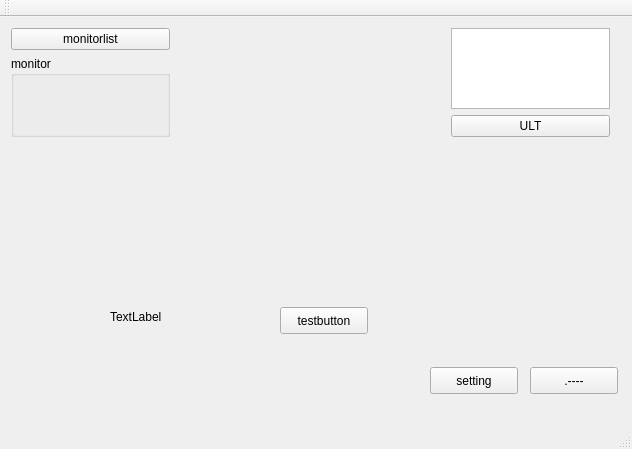
misaka12543/devicemonitor, file mainwindow.ui: the form before one commit.
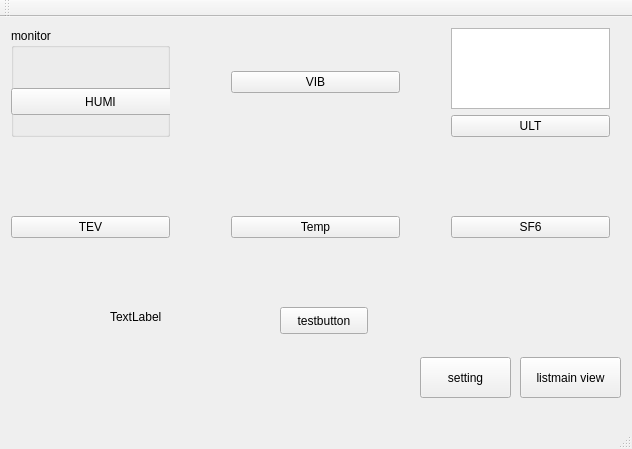
The form after the commit.

The edit to the form file:
```diff
--- a/mainwindow.ui
+++ b/mainwindow.ui
@@ -33,27 +33,33 @@
      </rect>
     </property>
     <layout class="QVBoxLayout" name="verticalLayout">
-     <item>
-      <widget class="QPushButton" name="pushButton">
-       <property name="enabled">
-        <bool>true</bool>
-       </property>
-       <property name="sizePolicy">
-        <sizepolicy hsizetype="Minimum" vsizetype="Maximum">
-         <horstretch>0</horstretch>
-         <verstretch>0</verstretch>
-        </sizepolicy>
-       </property>
-       <property name="text">
-        <string>monitorlist</string>
-       </property>
-      </widget>
-     </item>
      <item>
       <widget class="QGroupBox" name="groupBox">
        <property name="title">
         <string>monitor</string>
        </property>
+       <widget class="QPushButton" name="pushButton">
+        <property name="enabled">
+         <bool>true</bool>
+        </property>
+        <property name="geometry">
+         <rect>
+          <x>0</x>
+          <y>60</y>
+          <width>179</width>
+          <height>27</height>
+         </rect>
+        </property>
+        <property name="sizePolicy">
+         <sizepolicy hsizetype="Minimum" vsizetype="Maximum">
+          <horstretch>0</horstretch>
+          <verstretch>0</verstretch>
+         </sizepolicy>
+        </property>
+        <property name="text">
+         <string>HUMI</string>
+        </property>
+       </widget>
       </widget>
      </item>
     </layout>
@@ -74,10 +80,10 @@
    <widget class="QPushButton" name="pushButton_2">
     <property name="geometry">
      <rect>
-      <x>430</x>
-      <y>350</y>
-      <width>88</width>
-      <height>27</height>
+      <x>420</x>
+      <y>340</y>
+      <width>91</width>
+      <height>41</height>
      </rect>
     </property>
     <property name="text">
@@ -106,7 +112,15 @@
       <height>131</height>
      </rect>
     </property>
-    <layout class="QVBoxLayout" name="verticalLayout_2"/>
+    <layout class="QVBoxLayout" name="verticalLayout_2">
+     <item>
+      <widget class="QPushButton" name="VIB_button">
+       <property name="text">
+        <string>VIB</string>
+       </property>
+      </widget>
+     </item>
+    </layout>
    </widget>
    <widget class="QWidget" name="verticalLayoutWidget_3">
     <property name="geometry">
@@ -139,7 +153,15 @@
       <height>121</height>
      </rect>
     </property>
-    <layout class="QVBoxLayout" name="verticalLayout_4"/>
+    <layout class="QVBoxLayout" name="verticalLayout_4">
+     <item>
+      <widget class="QPushButton" name="TEV_button">
+       <property name="text">
+        <string>TEV</string>
+       </property>
+      </widget>
+     </item>
+    </layout>
    </widget>
    <widget class="QWidget" name="verticalLayoutWidget_5">
     <property name="geometry">
@@ -150,7 +172,15 @@
       <height>121</height>
      </rect>
     </property>
-    <layout class="QVBoxLayout" name="verticalLayout_5"/>
+    <layout class="QVBoxLayout" name="verticalLayout_5">
+     <item>
+      <widget class="QPushButton" name="Temp_Button">
+       <property name="text">
+        <string>Temp</string>
+       </property>
+      </widget>
+     </item>
+    </layout>
    </widget>
    <widget class="QWidget" name="verticalLayoutWidget_6">
     <property name="geometry">
@@ -161,19 +191,27 @@
       <height>121</height>
      </rect>
     </property>
-    <layout class="QVBoxLayout" name="verticalLayout_6"/>
+    <layout class="QVBoxLayout" name="verticalLayout_6">
+     <item>
+      <widget class="QPushButton" name="SF6_button">
+       <property name="text">
+        <string>SF6</string>
+       </property>
+      </widget>
+     </item>
+    </layout>
    </widget>
    <widget class="QPushButton" name="pushButton_5">
     <property name="geometry">
      <rect>
-      <x>530</x>
-      <y>350</y>
-      <width>88</width>
-      <height>27</height>
+      <x>520</x>
+      <y>340</y>
+      <width>101</width>
+      <height>41</height>
      </rect>
     </property>
     <property name="text">
-     <string>.----</string>
+     <string>listmain view</string>
     </property>
    </widget>
   </widget>
```
